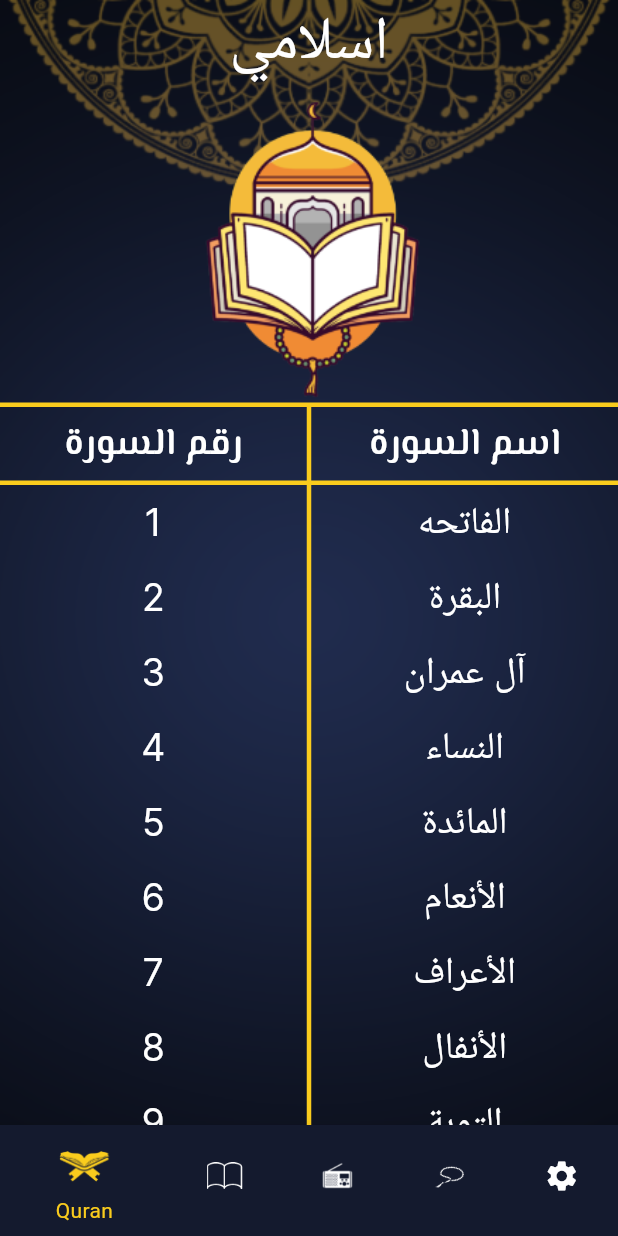
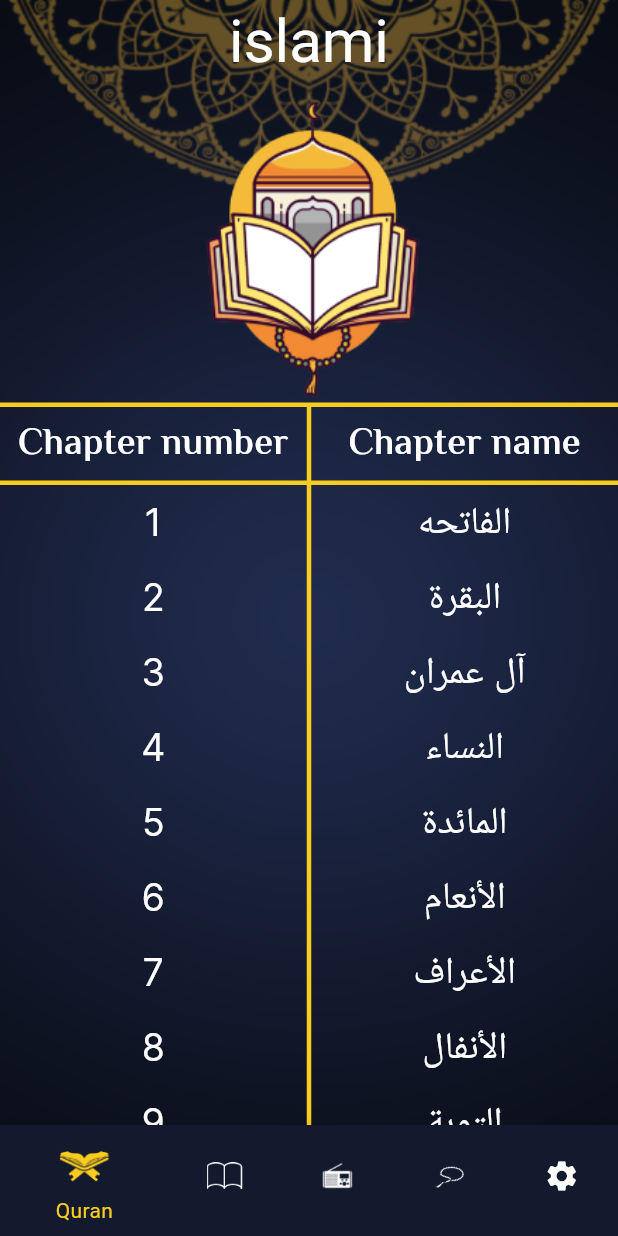
Before and after one commit to habibaabdelhamidd/islami, a Flutter app: the screen it shows after launch, on a phone screen of 412 x 824 dp. Run offline on Flutter 3.47's test engine with Material 2 defaults, Android fonts, the phone set to English and light mode, and no system bars; generated files the repository leaves out were written again.

Commit message:
-Localization

```diff
--- /dev/null
+++ b/l10n.yaml
@@ -0,0 +1,3 @@
+arb-dir: lib/l10n
+template-arb-file: app_en.arb
+output-localization-file: app_localizations.dart
--- a/lib/Hdeeth/hadeeth.dart
+++ b/lib/Hdeeth/hadeeth.dart
@@ -1,5 +1,6 @@
 import 'package:flutter/material.dart';
 import 'package:flutter/services.dart';
+import 'package:flutter_gen/gen_l10n/app_localizations.dart';
 import 'package:islami/Hdeeth/hadith_title.dart';
 import 'package:islami/Hdeeth/hadithdata.dart';
 
@@ -26,7 +27,7 @@ class _HadithTabState extends State<HadithTab> {
           color: Theme.of(context).dividerColor,
         ),
         Text(
-          "الاحاديث",
+          AppLocalizations.of(context)!.hadith,
           style: Theme.of(context).textTheme.titleMedium,
         ),
         Divider(
--- a/lib/Quran/quran_tab.dart
+++ b/lib/Quran/quran_tab.dart
@@ -1,4 +1,5 @@
 import 'package:flutter/material.dart';
+import 'package:flutter_gen/gen_l10n/app_localizations.dart';
 import 'package:islami/Quran/chapters.dart';
 
 class QuranTab extends StatelessWidget {
@@ -139,7 +140,7 @@ class QuranTab extends StatelessWidget {
           children: [
             Expanded(
               child: Text(
-                "رقم السورة",
+                AppLocalizations.of(context)!.chapter_num,
                 textAlign: TextAlign.center,
                 style: Theme.of(context).textTheme.titleMedium,
               ),
@@ -150,7 +151,7 @@ class QuranTab extends StatelessWidget {
               color: Theme.of(context).dividerColor,
             ),
             Expanded(
-              child: Text("اسم السورة",
+              child: Text(AppLocalizations.of(context)!.chapter_name,
                   textAlign: TextAlign.center,
                   style: Theme.of(context).textTheme.titleMedium),
             )
--- a/lib/home.dart
+++ b/lib/home.dart
@@ -1,4 +1,5 @@
 import 'package:flutter/material.dart';
+import 'package:flutter_gen/gen_l10n/app_localizations.dart';
 import 'package:islami/Hdeeth/hadeeth.dart';
 import 'package:islami/Quran/quran_tab.dart';
 import 'package:islami/radio/radio_tab.dart';
@@ -27,7 +28,7 @@ class _HomePageState extends State<HomePage> {
       ),
       child: Scaffold(
         appBar: AppBar(
-          title: const Text("اسلامي"),
+          title: Text(AppLocalizations.of(context)!.app_name),
         ),
         bottomNavigationBar: BottomNavigationBar(
           onTap: (index) {
@@ -41,26 +42,26 @@ class _HomePageState extends State<HomePage> {
                 backgroundColor: Theme.of(context).primaryColor,
                 icon: const ImageIcon(
                     AssetImage("lib/assets/images/icon_quran.png")),
-                label: "Quran"),
+                label: AppLocalizations.of(context)!.quran),
             BottomNavigationBarItem(
                 backgroundColor: Theme.of(context).primaryColor,
                 icon: const ImageIcon(
                     AssetImage("lib/assets/images/icon_hadeth.png")),
-                label: "Hadeeth"),
+                label: AppLocalizations.of(context)!.hadith),
             BottomNavigationBarItem(
                 backgroundColor: Theme.of(context).primaryColor,
                 icon: const ImageIcon(
                     AssetImage("lib/assets/images/icon_radio.png")),
-                label: "Radio"),
+                label: AppLocalizations.of(context)!.radio),
             BottomNavigationBarItem(
                 backgroundColor: Theme.of(context).primaryColor,
                 icon: const ImageIcon(
                     AssetImage("lib/assets/images/icon_sebha.png")),
-                label: "Sebha"),
+                label: AppLocalizations.of(context)!.tasbeh),
             BottomNavigationBarItem(
                 backgroundColor: Theme.of(context).primaryColor,
                 icon: const Icon(Icons.settings),
-                label: "Settings"),
+                label: AppLocalizations.of(context)!.settings),
           ],
         ),
         body: tabs[selectedIndex],
--- /dev/null
+++ b/lib/l10n/app_ar.arb
@@ -0,0 +1,13 @@
+{
+  "app_name": "اسلامي",
+  "quran": "القران",
+  "hadith": "الحديث",
+  "tasbeh": "تسبيح",
+  "radio": "الاذاعة",
+  "hadith_number": "رقم الحديث",
+  "chapter_num": "رقم السورة",
+  "chapter_name": "اسم السورة",
+  "settings": "الاعدادات",
+  "language": "اللغة",
+  "theme": "الوضع"
+}
--- /dev/null
+++ b/lib/l10n/app_en.arb
@@ -0,0 +1,13 @@
+{
+  "app_name": "islami",
+  "quran": "Quran",
+  "hadith": "Hadith",
+  "tasbeh": "Tasbih",
+  "radio": "Radio",
+  "hadith_number": "Hadith number",
+  "chapter_num": "Chapter number",
+  "chapter_name": "Chapter name",
+  "settings": "Settings",
+  "language": "Language",
+  "theme": "Theme"
+}
--- a/lib/main.dart
+++ b/lib/main.dart
@@ -1,4 +1,6 @@
 import 'package:flutter/material.dart';
+import 'package:flutter_gen/gen_l10n/app_localizations.dart';
+import 'package:flutter_localizations/flutter_localizations.dart';
 import 'package:islami/Hdeeth/content.dart';
 import 'package:islami/Quran/chapter_content.dart';
 import 'package:islami/home.dart';
@@ -23,7 +25,18 @@ class MyApplication extends StatelessWidget {
         "content": (_) => const ChapterContent(),
         "hadithContent": (_) => const HadithContent(),
       },
-      initialRoute: 'home',
+      home: const HomePage(),
+      localizationsDelegates: const [
+        AppLocalizations.delegate,
+        GlobalMaterialLocalizations.delegate,
+        GlobalWidgetsLocalizations.delegate,
+        GlobalCupertinoLocalizations.delegate,
+      ],
+      supportedLocales: const [
+        Locale('en'),
+        Locale('ar'),
+      ],
+      locale: const Locale("en"),
     );
   }
 }
--- a/pubspec.yaml
+++ b/pubspec.yaml
@@ -35,6 +35,10 @@ dependencies:
   # The following adds the Cupertino Icons font to your application.
   # Use with the CupertinoIcons class for iOS style icons.
   cupertino_icons: ^1.0.2
+  firebase_auth: ^4.10.1
+  flutter_localizations:
+    sdk: flutter
+  intl: any
 
 dev_dependencies:
   flutter_test:
@@ -57,6 +61,7 @@ flutter:
   # included with your application, so that you can use the icons in
   # the material Icons class.
   uses-material-design: true
+  generate: true
 
   # To add assets to your application, add an assets section, like this:
   assets:
```
Also changed, not shown: lib/sebha/sebha.dart (+7 -3 lines), lib/settings/settings.dart (+5 -2 lines), pubspec.lock, 4 other files.
